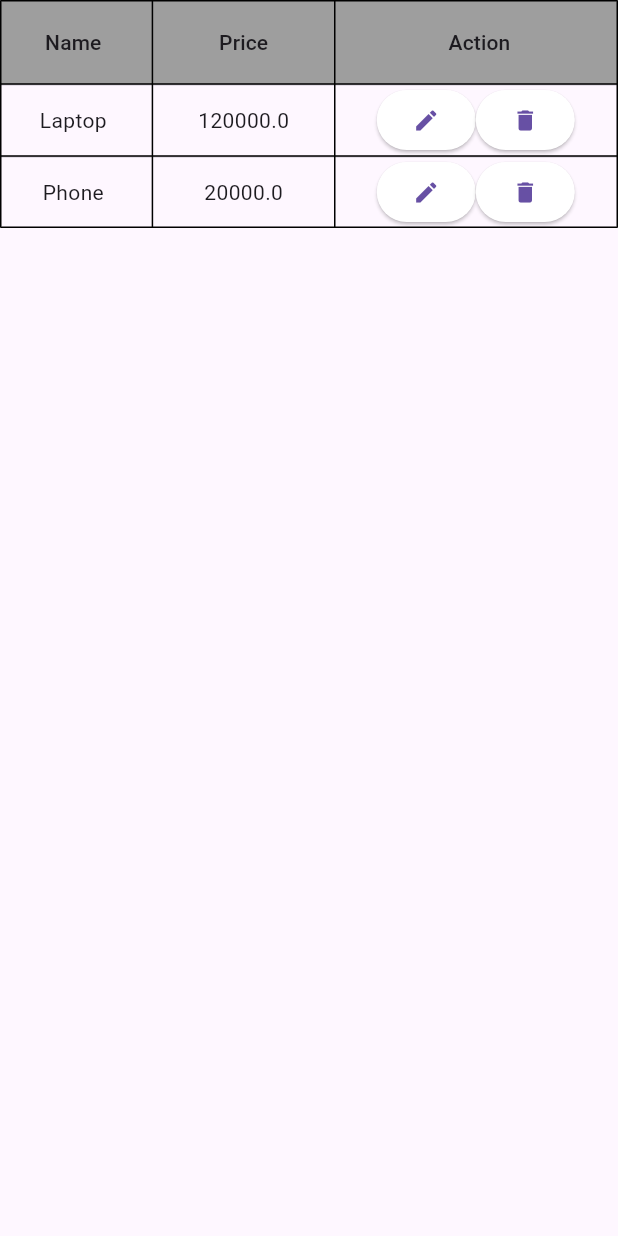
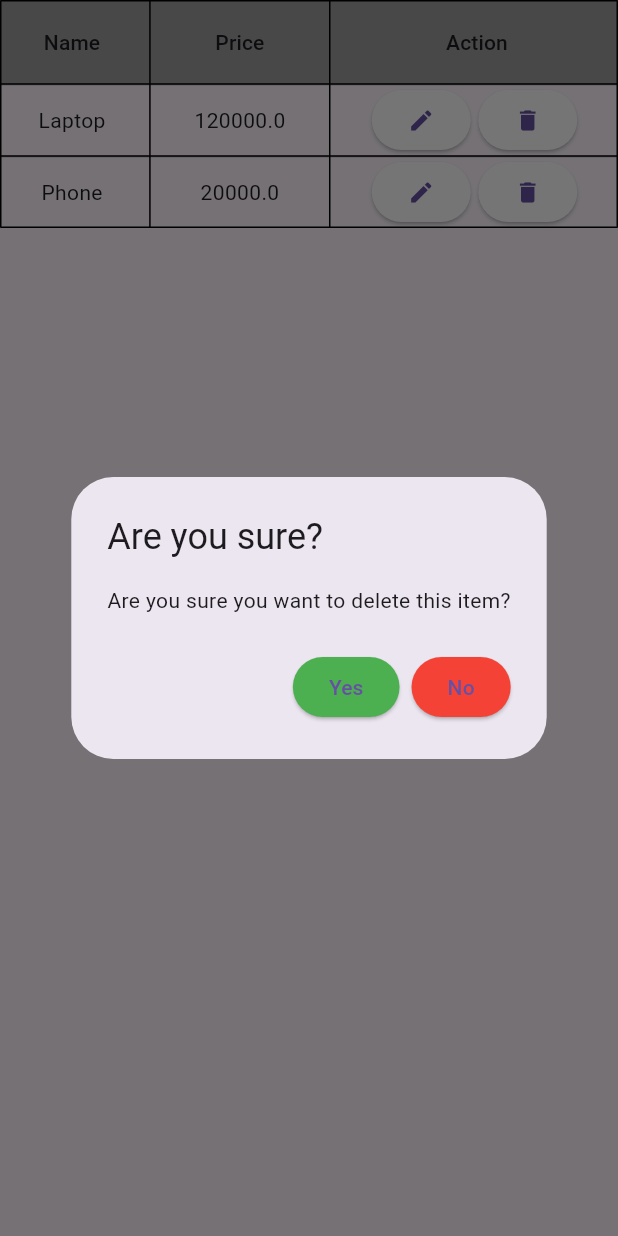
Before and after one commit to Ashura2003/assignment_1, a Flutter app: the CartScreen widget shown alone on an empty page, opened directly, after a tap on the "delete" icon, on a phone screen of 412 x 824 dp. Run offline on Flutter 3.47's test engine with Material 3 defaults, Android fonts, the phone set to English and light mode, and no system bars.

```diff
--- a/lib/screen/bottom_screen/cart_screen.dart
+++ b/lib/screen/bottom_screen/cart_screen.dart
@@ -9,6 +9,10 @@ class CartScreen extends StatefulWidget {
 }
 
 class _CartScreenState extends State<CartScreen> {
+  Widget gap = const SizedBox(
+    width: 5,
+  );
+
   List<ItemModel> lstItems = [
     ItemModel(itemId: 1, itemName: 'Laptop', itemPrice: 120000),
     ItemModel(itemId: 2, itemName: 'Phone', itemPrice: 20000),
@@ -148,6 +152,7 @@ class _CartScreenState extends State<CartScreen> {
                           Icons.edit,
                         ),
                       ),
+                      gap,
                       ElevatedButton(
                         style: ButtonStyle(
                           backgroundColor: MaterialStateProperty.all(
@@ -155,7 +160,47 @@ class _CartScreenState extends State<CartScreen> {
                           ),
                         ),
                         onPressed: () {
-
+                          showDialog(
+                            context: context,
+                            builder: (ctx) => AlertDialog(
+                              title: const Text("Are you sure?"),
+                              content: const Text(
+                                  "Are you sure you want to delete this item?"),
+                              actions: <Widget>[
+                                ElevatedButton(
+                                  onPressed: () {
+                                    setState(
+                                      () {
+                                        lstItems.removeAt(i);
+                                      },
+                                    );
+                                    Navigator.of(ctx).pop();
+                                  },
+                                  style: ButtonStyle(
+                                    backgroundColor: MaterialStateProperty.all(
+                                      Colors.green,
+                                    ),
+                                  ),
+                                  child: const Text(
+                                    "Yes",
+                                  ),
+                                ),
+                                ElevatedButton(
+                                  onPressed: () {
+                                    Navigator.of(ctx).pop();
+                                  },
+                                  style: ButtonStyle(
+                                    backgroundColor: MaterialStateProperty.all(
+                                      Colors.red,
+                                    ),
+                                  ),
+                                  child: const Text(
+                                    "No",
+                                  ),
+                                ),
+                              ],
+                            ),
+                          );
                         },
                         child: const Icon(
                           Icons.delete,
```
